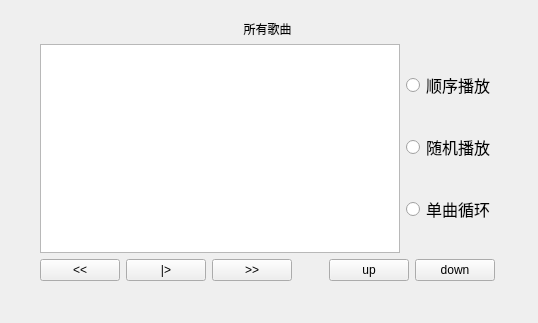
Qt form MusicAPP/player.ui (X9475/speaker) before a commit.
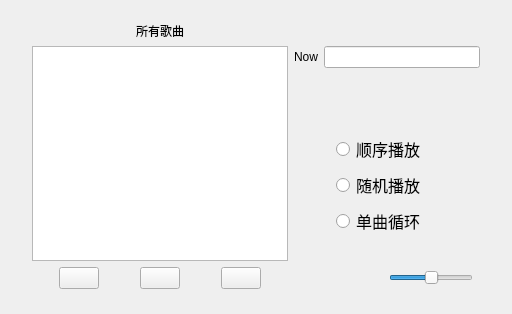
The same form after that commit. Icons and pictures are not drawn.

Commit message: 修改：     MusicAPP/player.cpp 	修改：     MusicAPP/player.h 	修改：     music_player/link.c 	修改：     music_player/link.o

What changed in the file:
```diff
--- a/MusicAPP/player.ui
+++ b/MusicAPP/player.ui
@@ -9,8 +9,8 @@
    <rect>
     <x>0</x>
     <y>0</y>
-    <width>538</width>
-    <height>323</height>
+    <width>512</width>
+    <height>314</height>
    </rect>
   </property>
   <property name="sizePolicy">
@@ -32,13 +32,13 @@
    <iconset resource="../../../Pictures/res.qrc">
     <normaloff>:/player.png</normaloff>:/player.png</iconset>
   </property>
-  <widget class="QWidget" name="layoutWidget">
+  <widget class="QWidget" name="">
    <property name="geometry">
     <rect>
-     <x>40</x>
-     <y>20</y>
-     <width>455</width>
-     <height>261</height>
+     <x>32</x>
+     <y>22</y>
+     <width>448</width>
+     <height>267</height>
     </rect>
    </property>
    <layout class="QGridLayout" name="gridLayout">
@@ -53,15 +53,57 @@
      </widget>
     </item>
     <item row="1" column="0">
-     <layout class="QHBoxLayout" name="horizontalLayout_3">
+     <widget class="QTextEdit" name="musicEdit"/>
+    </item>
+    <item row="1" column="1">
+     <layout class="QVBoxLayout" name="verticalLayout_2">
+      <property name="spacing">
+       <number>6</number>
+      </property>
+      <property name="leftMargin">
+       <number>0</number>
+      </property>
       <item>
-       <widget class="QTextEdit" name="musicEdit"/>
+       <layout class="QHBoxLayout" name="horizontalLayout_2">
+        <item>
+         <widget class="QLabel" name="label_2">
+          <property name="text">
+           <string>Now</string>
+          </property>
+         </widget>
+        </item>
+        <item>
+         <widget class="QLineEdit" name="curEdit"/>
+        </item>
+       </layout>
+      </item>
+      <item>
+       <spacer name="verticalSpacer">
+        <property name="orientation">
+         <enum>Qt::Vertical</enum>
+        </property>
+        <property name="sizeHint" stdset="0">
+         <size>
+          <width>20</width>
+          <height>28</height>
+         </size>
+        </property>
+       </spacer>
       </item>
       <item>
        <layout class="QVBoxLayout" name="verticalLayout">
+        <property name="spacing">
+         <number>6</number>
+        </property>
         <property name="sizeConstraint">
          <enum>QLayout::SetMinimumSize</enum>
         </property>
+        <property name="leftMargin">
+         <number>42</number>
+        </property>
+        <property name="bottomMargin">
+         <number>25</number>
+        </property>
         <item>
          <widget class="QRadioButton" name="seqButton">
           <property name="sizePolicy">
@@ -123,8 +165,17 @@
       </item>
      </layout>
     </item>
-    <item row="2" column="0">
+    <item row="2" column="0" colspan="2">
      <layout class="QHBoxLayout" name="horizontalLayout">
+      <property name="spacing">
+       <number>10</number>
+      </property>
+      <property name="leftMargin">
+       <number>27</number>
+      </property>
+      <property name="rightMargin">
+       <number>7</number>
+      </property>
       <item>
        <widget class="QPushButton" name="priorButton">
         <property name="sizePolicy">
@@ -134,10 +185,33 @@
          </sizepolicy>
         </property>
         <property name="text">
-         <string>&lt;&lt;</string>
+         <string/>
+        </property>
+        <property name="icon">
+         <iconset resource="../../../Pictures/res.qrc">
+          <normaloff>:/prior.png</normaloff>:/prior.png</iconset>
+        </property>
+        <property name="iconSize">
+         <size>
+          <width>27</width>
+          <height>27</height>
+         </size>
         </property>
        </widget>
       </item>
+      <item>
+       <spacer name="horizontalSpacer">
+        <property name="orientation">
+         <enum>Qt::Horizontal</enum>
+        </property>
+        <property name="sizeHint" stdset="0">
+         <size>
+          <width>18</width>
+          <height>20</height>
+         </size>
+        </property>
+       </spacer>
+      </item>
       <item>
        <widget class="QPushButton" name="startButton">
         <property name="sizePolicy">
@@ -146,11 +220,37 @@
           <verstretch>0</verstretch>
          </sizepolicy>
         </property>
-        <property name="text">
-         <string>|&gt;</string>
+        <property name="icon">
+         <iconset resource="../../../Pictures/res.qrc">
+          <normaloff>:/suspend.png</normaloff>:/suspend.png</iconset>
+        </property>
+        <property name="iconSize">
+         <size>
+          <width>30</width>
+          <height>30</height>
+         </size>
+        </property>
+        <property name="autoDefault">
+         <bool>false</bool>
+        </property>
+        <property name="default">
+         <bool>false</bool>
         </property>
        </widget>
       </item>
+      <item>
+       <spacer name="horizontalSpacer_2">
+        <property name="orientation">
+         <enum>Qt::Horizontal</enum>
+        </property>
+        <property name="sizeHint" stdset="0">
+         <size>
+          <width>18</width>
+          <height>20</height>
+         </size>
+        </property>
+       </spacer>
+      </item>
       <item>
        <widget class="QPushButton" name="nextButton">
         <property name="sizePolicy">
@@ -160,46 +260,69 @@
          </sizepolicy>
         </property>
         <property name="text">
-         <string>&gt;&gt;</string>
+         <string/>
+        </property>
+        <property name="icon">
+         <iconset resource="../../../Pictures/res.qrc">
+          <normaloff>:/next.png</normaloff>:/next.png</iconset>
+        </property>
+        <property name="iconSize">
+         <size>
+          <width>27</width>
+          <height>27</height>
+         </size>
+        </property>
+        <property name="autoDefault">
+         <bool>false</bool>
+        </property>
+        <property name="default">
+         <bool>false</bool>
+        </property>
+        <property name="flat">
+         <bool>false</bool>
         </property>
        </widget>
       </item>
       <item>
-       <spacer name="horizontalSpacer">
+       <spacer name="horizontalSpacer_3">
         <property name="orientation">
          <enum>Qt::Horizontal</enum>
         </property>
         <property name="sizeHint" stdset="0">
          <size>
-          <width>40</width>
+          <width>68</width>
           <height>20</height>
          </size>
         </property>
        </spacer>
       </item>
       <item>
-       <widget class="QPushButton" name="upButton">
-        <property name="sizePolicy">
-         <sizepolicy hsizetype="Expanding" vsizetype="Minimum">
-          <horstretch>0</horstretch>
-          <verstretch>0</verstretch>
-         </sizepolicy>
-        </property>
+       <widget class="QPushButton" name="pushButton">
         <property name="text">
-         <string>up</string>
+         <string/>
+        </property>
+        <property name="icon">
+         <iconset resource="../../../Pictures/res.qrc">
+          <normaloff>:/voice.png</normaloff>:/voice.png</iconset>
+        </property>
+        <property name="flat">
+         <bool>true</bool>
         </property>
        </widget>
       </item>
       <item>
-       <widget class="QPushButton" name="downButton">
-        <property name="sizePolicy">
-         <sizepolicy hsizetype="Fixed" vsizetype="Minimum">
-          <horstretch>0</horstretch>
-          <verstretch>0</verstretch>
-         </sizepolicy>
+       <widget class="QSlider" name="voiceSlider">
+        <property name="singleStep">
+         <number>2</number>
         </property>
-        <property name="text">
-         <string>down</string>
+        <property name="value">
+         <number>50</number>
+        </property>
+        <property name="orientation">
+         <enum>Qt::Horizontal</enum>
+        </property>
+        <property name="tickPosition">
+         <enum>QSlider::NoTicks</enum>
         </property>
        </widget>
       </item>
```
The commit also changes 16 other files.
